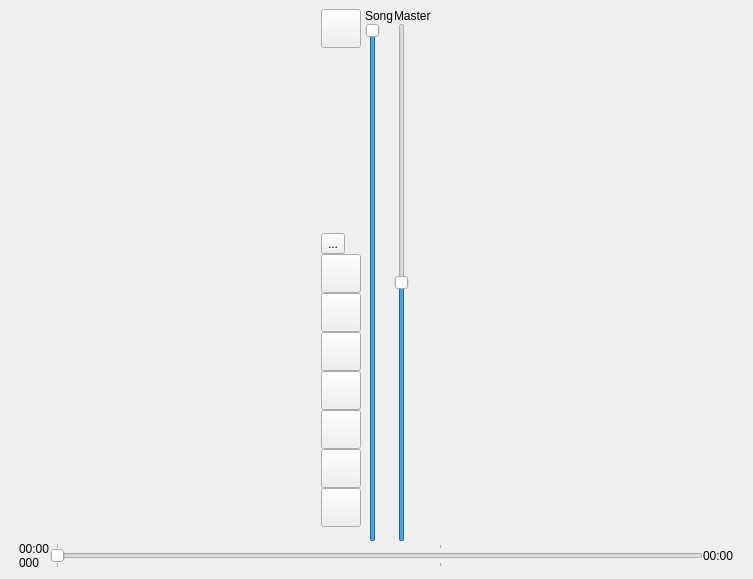
This is GUI/main_window.ui in Eugene-q/PresenterPlayer as Qt 5 draws it before an edit. The edited form follows.
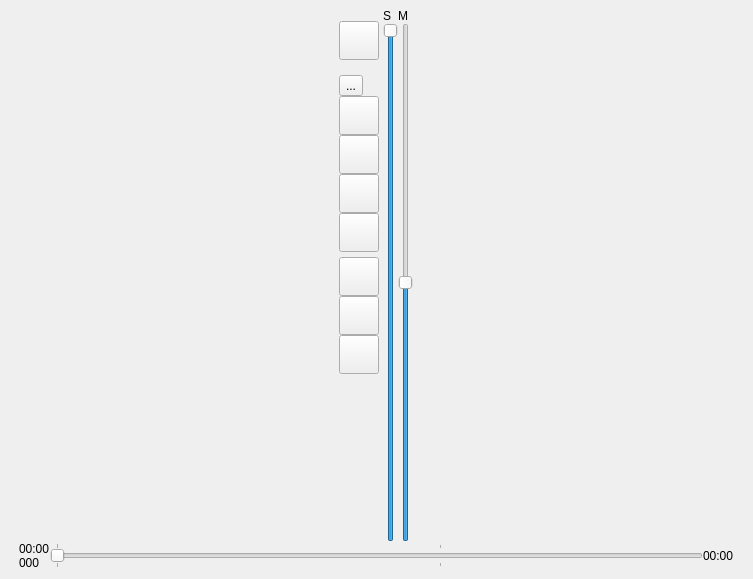
This is the edited form. Icons and pictures are not drawn.

Commit message: - Исправлено: кнопки плеера не прыгают при показе/скрытии fading и range слайдеров - Иконки для кнопок песен

Diff of the .ui file:
```diff
--- a/GUI/main_window.ui
+++ b/GUI/main_window.ui
@@ -81,6 +81,22 @@
             <property name="bottomMargin">
              <number>15</number>
             </property>
+            <item>
+             <spacer name="verticalSpacer_3">
+              <property name="orientation">
+               <enum>Qt::Vertical</enum>
+              </property>
+              <property name="sizeType">
+               <enum>QSizePolicy::Fixed</enum>
+              </property>
+              <property name="sizeHint" stdset="0">
+               <size>
+                <width>20</width>
+                <height>12</height>
+               </size>
+              </property>
+             </spacer>
+            </item>
             <item>
              <widget class="QToolButton" name="buttonOptions">
               <property name="sizePolicy">
@@ -119,10 +135,13 @@
               <property name="orientation">
                <enum>Qt::Vertical</enum>
               </property>
+              <property name="sizeType">
+               <enum>QSizePolicy::Fixed</enum>
+              </property>
               <property name="sizeHint" stdset="0">
                <size>
                 <width>20</width>
-                <height>40</height>
+                <height>15</height>
                </size>
               </property>
              </spacer>
@@ -293,6 +312,22 @@
               </property>
              </widget>
             </item>
+            <item>
+             <spacer name="verticalSpacer_4">
+              <property name="orientation">
+               <enum>Qt::Vertical</enum>
+              </property>
+              <property name="sizeType">
+               <enum>QSizePolicy::Fixed</enum>
+              </property>
+              <property name="sizeHint" stdset="0">
+               <size>
+                <width>20</width>
+                <height>5</height>
+               </size>
+              </property>
+             </spacer>
+            </item>
             <item>
              <widget class="QToolButton" name="buttonRepeat">
               <property name="sizePolicy">
@@ -398,6 +433,19 @@
               </property>
              </widget>
             </item>
+            <item>
+             <spacer name="verticalSpacer_2">
+              <property name="orientation">
+               <enum>Qt::Vertical</enum>
+              </property>
+              <property name="sizeHint" stdset="0">
+               <size>
+                <width>20</width>
+                <height>40</height>
+               </size>
+              </property>
+             </spacer>
+            </item>
            </layout>
           </item>
           <item>
@@ -413,7 +461,7 @@
               <item>
                <widget class="QLabel" name="label_2">
                 <property name="text">
-                 <string>Song</string>
+                 <string>S</string>
                 </property>
                </widget>
               </item>
@@ -437,7 +485,7 @@
               <item>
                <widget class="QLabel" name="label_3">
                 <property name="text">
-                 <string>Master</string>
+                 <string>M</string>
                 </property>
                </widget>
               </item>
```
The commit also changes 3 other files.
